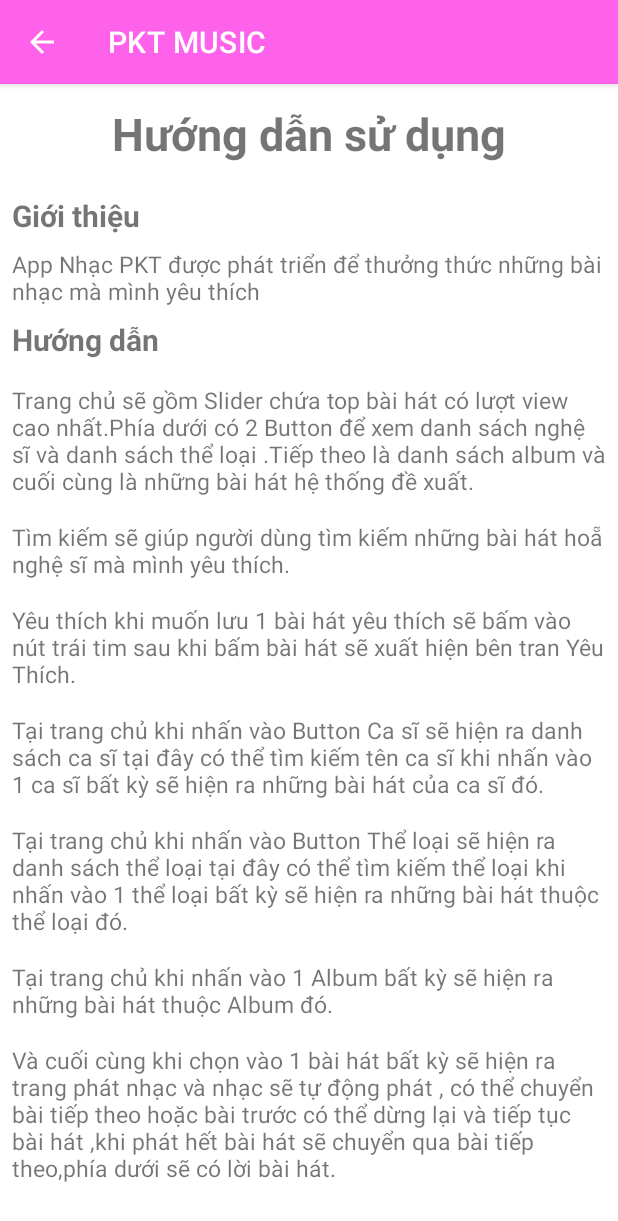
After one commit to Hoangtan049/PKTMusic, an Android app: the HelpActivity screen opened directly, with no data from a screen before it, on a phone screen of 412 x 824 dp. The commit adds this screen. Shown: the top 1221 px of the screen. Run offline under Robolectric (Android 15) with nearby library versions, the phone set to English and light mode, and no system bars.

Commit message:
Complete Info and Help
complete

```diff
--- /dev/null
+++ b/app/src/main/java/com/example/pkt/View/HelpActivity.java
@@ -0,0 +1,23 @@
+package com.example.pkt.View;
+
+import androidx.appcompat.app.AppCompatActivity;
+
+import android.os.Bundle;
+
+import com.example.pkt.R;
+
+public class HelpActivity extends AppCompatActivity {
+
+    @Override
+    protected void onCreate(Bundle savedInstanceState) {
+        super.onCreate(savedInstanceState);
+        setContentView(R.layout.activity_help);
+       getSupportActionBar().setDisplayHomeAsUpEnabled(true);
+    }
+
+    @Override
+    public boolean onSupportNavigateUp() {
+        finish();
+        return super.onSupportNavigateUp();
+    }
+}
--- a/app/src/main/java/com/example/pkt/View/HomeFrament.java
+++ b/app/src/main/java/com/example/pkt/View/HomeFrament.java
@@ -97,6 +97,7 @@ public class HomeFrament extends Fragment {
                              Bundle savedInstanceState) {
 
         View view = inflater.inflate(R.layout.fragment_home, container, false);
+        requireActivity().setTitle("PKT MUSIC");
         requireActivity().getWindow().setFlags(WindowManager.LayoutParams.FLAG_KEEP_SCREEN_ON, WindowManager.LayoutParams.FLAG_KEEP_SCREEN_ON);
         //Slider
         mainslider = (ImageSlider) view.findViewById(R.id.image_slider);
--- /dev/null
+++ b/app/src/main/res/drawable/baseline_help_24.xml
@@ -0,0 +1,5 @@
+<vector android:autoMirrored="true" android:height="24dp"
+    android:tint="#000000" android:viewportHeight="24"
+    android:viewportWidth="24" android:width="24dp" xmlns:android="http://schemas.android.com/apk/res/android">
+    <path android:fillColor="@android:color/white" android:pathData="M12,2C6.48,2 2,6.48 2,12s4.48,10 10,10 10,-4.48 10,-10S17.52,2 12,2zM13,19h-2v-2h2v2zM15.07,11.25l-0.9,0.92C13.45,12.9 13,13.5 13,15h-2v-0.5c0,-1.1 0.45,-2.1 1.17,-2.83l1.24,-1.26c0.37,-0.36 0.59,-0.86 0.59,-1.41 0,-1.1 -0.9,-2 -2,-2s-2,0.9 -2,2L8,9c0,-2.21 1.79,-4 4,-4s4,1.79 4,4c0,0.88 -0.36,1.68 -0.93,2.25z"/>
+</vector>
--- /dev/null
+++ b/app/src/main/res/drawable/baseline_info_24.xml
@@ -0,0 +1,5 @@
+<vector android:height="24dp" android:tint="#000000"
+    android:viewportHeight="24" android:viewportWidth="24"
+    android:width="24dp" xmlns:android="http://schemas.android.com/apk/res/android">
+    <path android:fillColor="@android:color/white" android:pathData="M12,2C6.48,2 2,6.48 2,12s4.48,10 10,10 10,-4.48 10,-10S17.52,2 12,2zM13,17h-2v-6h2v6zM13,9h-2L11,7h2v2z"/>
+</vector>
--- /dev/null
+++ b/app/src/main/res/layout/activity_help.xml
@@ -0,0 +1,101 @@
+<?xml version="1.0" encoding="utf-8"?>
+<LinearLayout xmlns:android="http://schemas.android.com/apk/res/android"
+    xmlns:app="http://schemas.android.com/apk/res-auto"
+    xmlns:tools="http://schemas.android.com/tools"
+    android:layout_width="match_parent"
+    android:layout_height="match_parent"
+    android:orientation="vertical"
+    tools:context=".View.HelpActivity">
+
+    <TextView
+        android:id="@+id/textView"
+        android:layout_width="match_parent"
+        android:layout_height="50dp"
+        android:gravity="center"
+        android:textSize="30sp"
+        android:textStyle="bold"
+        android:layout_margin="8dp"
+        android:text="Hướng dẫn sử dụng" />
+
+    <TextView
+        android:id="@+id/textView2"
+        android:layout_width="wrap_content"
+        android:layout_height="wrap_content"
+        android:textSize="20sp"
+        android:textStyle="bold"
+        android:layout_margin="8dp"
+        android:text="Giới thiệu " />
+
+    <TextView
+        android:id="@+id/textView3"
+        android:layout_width="match_parent"
+        android:layout_height="wrap_content"
+        android:textSize="15sp"
+        android:layout_marginLeft="8dp"
+        android:text="App Nhạc PKT được phát triển để thưởng thức những bài nhạc mà mình yêu thích" />
+
+    <TextView
+        android:id="@+id/textView4"
+        android:layout_width="match_parent"
+        android:layout_height="wrap_content"
+        android:textSize="20sp"
+        android:textStyle="bold"
+        android:layout_margin="8dp"
+        android:text="Hướng dẫn " />
+
+    <TextView
+        android:id="@+id/textView5"
+        android:layout_width="match_parent"
+        android:layout_height="wrap_content"
+        android:textSize="15sp"
+        android:layout_margin="8dp"
+        android:text="Trang chủ sẽ gồm Slider chứa top bài hát có lượt view cao nhất.Phía dưới có 2 Button để xem danh sách nghệ sĩ và danh sách thể loại .Tiếp theo là danh sách album và cuối cùng là những bài hát hệ thống đề xuất." />
+
+    <TextView
+        android:id="@+id/textView6"
+        android:layout_width="match_parent"
+        android:layout_height="wrap_content"
+        android:textSize="15sp"
+        android:layout_margin="8dp"
+        android:text="Tìm kiếm sẽ giúp người dùng tìm kiếm những bài hát hoẵ nghệ sĩ mà mình yêu thích." />
+
+    <TextView
+        android:id="@+id/textView7"
+        android:layout_width="match_parent"
+        android:layout_height="wrap_content"
+        android:textSize="15sp"
+        android:layout_margin="8dp"
+        android:text="Yêu thích khi muốn lưu 1 bài hát yêu thích sẽ bấm vào nút trái tim sau khi bấm bài hát sẽ xuất hiện bên tran Yêu Thích." />
+
+    <TextView
+        android:id="@+id/textView8"
+        android:layout_width="match_parent"
+        android:layout_height="wrap_content"
+        android:textSize="15sp"
+        android:layout_margin="8dp"
+        android:text="Tại trang chủ khi nhấn vào Button Ca sĩ sẽ hiện ra danh sách ca sĩ tại đây có thể tìm kiếm tên ca sĩ khi nhấn vào 1 ca sĩ bất kỳ sẽ hiện ra những bài hát của ca sĩ đó." />
+
+    <TextView
+        android:id="@+id/textView9"
+        android:layout_width="match_parent"
+        android:layout_height="wrap_content"
+        android:textSize="15sp"
+        android:layout_margin="8dp"
+        android:text="Tại trang chủ khi nhấn vào Button Thể loại sẽ hiện ra danh sách thể loại tại đây có thể tìm kiếm thể loại khi nhấn vào 1 thể loại bất kỳ sẽ hiện ra những bài hát thuộc thể loại đó." />
+
+    <TextView
+        android:id="@+id/textView10"
+        android:layout_width="match_parent"
+        android:layout_height="wrap_content"
+        android:textSize="15sp"
+        android:layout_margin="8dp"
+        android:text="Tại trang chủ khi nhấn vào 1 Album bất kỳ sẽ hiện ra những bài hát thuộc Album đó." />
+
+    <TextView
+        android:id="@+id/textView11"
+        android:layout_width="match_parent"
+        android:layout_height="wrap_content"
+        android:textSize="15sp"
+        android:layout_margin="8dp"
+        android:text="Và cuối cùng khi chọn vào 1 bài hát bất kỳ sẽ hiện ra trang phát nhạc và nhạc sẽ tự động phát , có thể chuyển bài tiếp theo hoặc bài trước có thể dừng lại và tiếp tục bài hát ,khi phát hết bài hát sẽ chuyển qua bài tiếp theo,phía dưới sẽ có lời bài hát." />
+</LinearLayout>
--- a/app/src/main/res/layout/fragment_home.xml
+++ b/app/src/main/res/layout/fragment_home.xml
@@ -15,9 +15,6 @@
             android:layout_width="match_parent"
             android:layout_height="wrap_content"
             android:orientation="vertical">
-
-
-
             <com.denzcoskun.imageslider.ImageSlider
                 android:id="@+id/image_slider"
                 android:layout_width="350dp"
```
Also changed, not shown: app/src/main/AndroidManifest.xml (+7 -4 lines), app/src/main/java/com/example/pkt/View/InfoActivity.java (added, +23 -0 lines), app/src/main/java/com/example/pkt/View/MainActivity.java (+22 -0 lines), app/src/main/res/layout/activity_info.xml (added, +100 -0 lines), app/src/main/res/menu/menu.xml (added, +13 -0 lines), app/src/main/res/drawable/dvht.jpg (added), app/src/main/res/drawable/logo.png, app/src/main/res/drawable/tvh.jpg (added).
